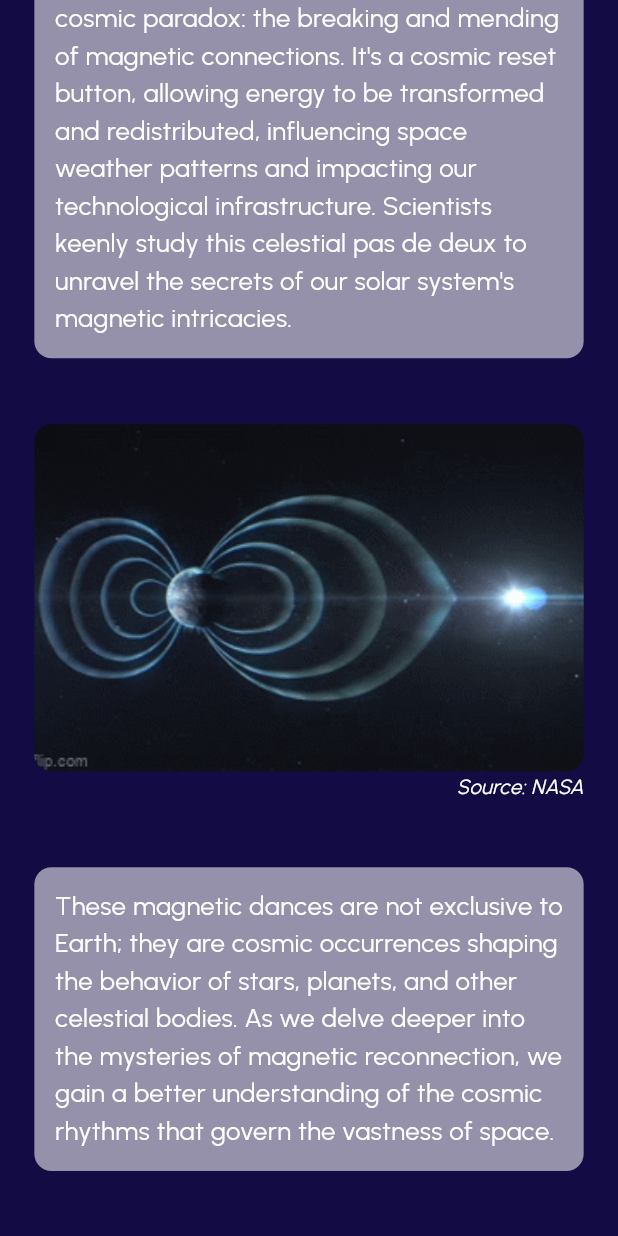
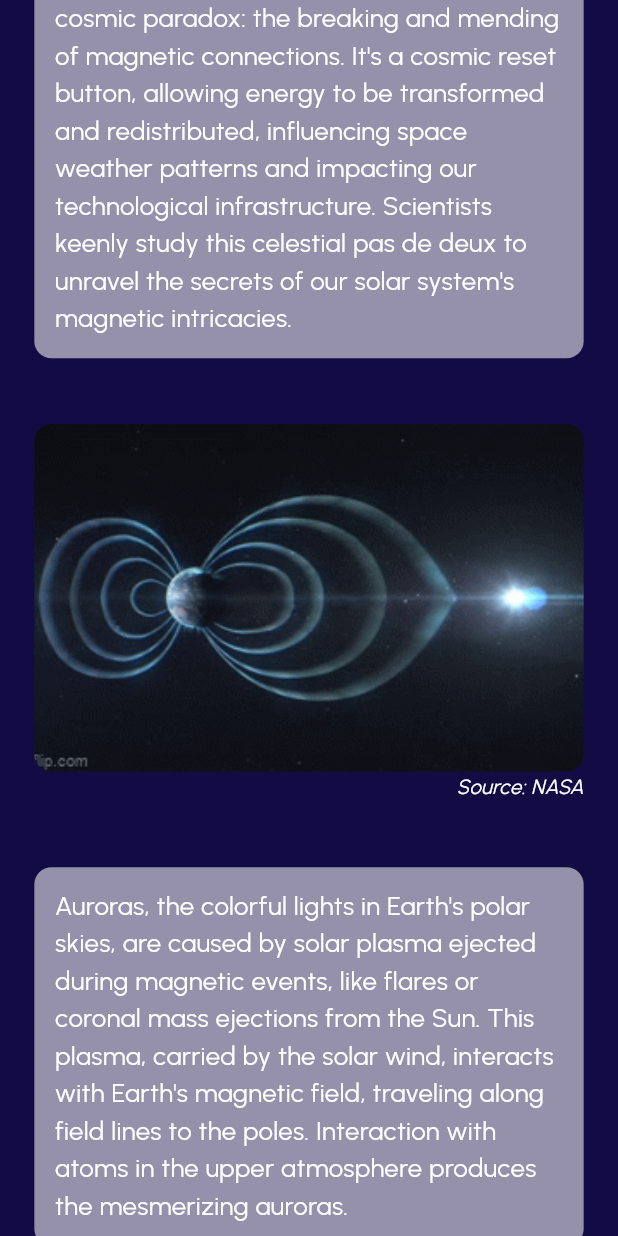
Before and after one commit to MonaTheDon/suryastra-nasa-spaceapps-2023, a Flutter app: the HomeScreen screen opened directly, scrolled down 790 dp, on a phone screen of 412 x 824 dp. Run offline on Flutter 3.47's test engine with Material 2 defaults, Android fonts, the phone set to English and light mode, and no system bars; our stand-ins replace flutter_screenutil.

Commit message:
pushed northern lights details

```diff
--- a/lib/features/home/screens/home_screen.dart
+++ b/lib/features/home/screens/home_screen.dart
@@ -81,7 +81,7 @@ class HomeScreen extends StatelessWidget {
             verticalSpace(34.h),
             const TextContainer(
                 containerText:
-                    "These magnetic dances are not exclusive to Earth; they are cosmic occurrences shaping the behavior of stars, planets, and other celestial bodies. As we delve deeper into the mysteries of magnetic reconnection, we gain a better understanding of the cosmic rhythms that govern the vastness of space."),
+                    "Auroras, the colorful lights in Earth's polar skies, are caused by solar plasma ejected during magnetic events, like flares or coronal mass ejections from the Sun. This plasma, carried by the solar wind, interacts with Earth's magnetic field, traveling along field lines to the poles. Interaction with atoms in the upper atmosphere produces the mesmerizing auroras."),
             verticalSpace(34.h),
           ],
         ),
```
